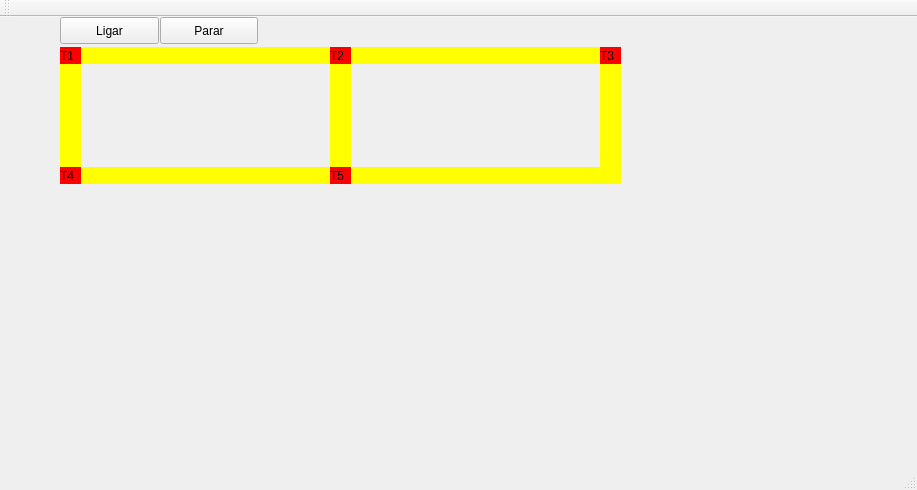
Old version of the form qt5_trem/mainwindow.ui in the repository jaumpedro214/deadlock_train_project.
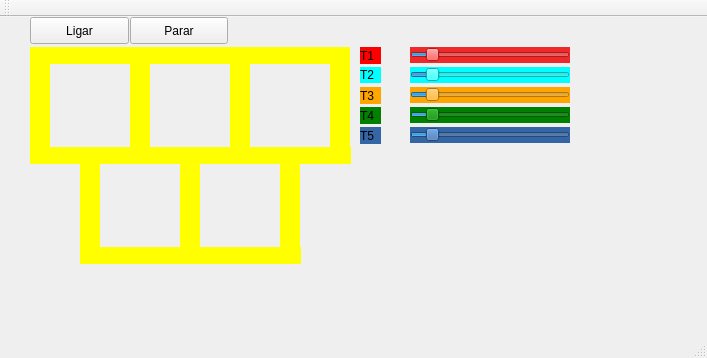
New version of the form.

Diff of the .ui file:
```diff
--- a/qt5_trem/mainwindow.ui
+++ b/qt5_trem/mainwindow.ui
@@ -6,69 +6,21 @@
    <rect>
     <x>0</x>
     <y>0</y>
-    <width>917</width>
-    <height>490</height>
+    <width>707</width>
+    <height>358</height>
    </rect>
   </property>
   <property name="windowTitle">
    <string>MainWindow</string>
   </property>
   <widget class="QWidget" name="centralWidget">
-   <widget class="QLabel" name="label_trem1">
+   <widget class="QLabel" name="zlabel_trilho1">
     <property name="geometry">
      <rect>
-      <x>60</x>
+      <x>30</x>
       <y>30</y>
-      <width>21</width>
+      <width>300</width>
       <height>17</height>
-     </rect>
-    </property>
-    <property name="styleSheet">
-     <string notr="true">QLabel { background: red}</string>
-    </property>
-    <property name="text">
-     <string>T1</string>
-    </property>
-   </widget>
-   <widget class="QLabel" name="label_trilho1">
-    <property name="geometry">
-     <rect>
-      <x>80</x>
-      <y>30</y>
-      <width>250</width>
-      <height>17</height>
-     </rect>
-    </property>
-    <property name="styleSheet">
-     <string notr="true">QLabel { background: yellow}</string>
-    </property>
-    <property name="text">
-     <string/>
-    </property>
-   </widget>
-   <widget class="QLabel" name="label_trilho2">
-    <property name="geometry">
-     <rect>
-      <x>80</x>
-      <y>150</y>
-      <width>250</width>
-      <height>17</height>
-     </rect>
-    </property>
-    <property name="styleSheet">
-     <string notr="true">QLabel { background: yellow}</string>
-    </property>
-    <property name="text">
-     <string/>
-    </property>
-   </widget>
-   <widget class="QLabel" name="label_trilho3">
-    <property name="geometry">
-     <rect>
-      <x>330</x>
-      <y>30</y>
-      <width>21</width>
-      <height>137</height>
      </rect>
     </property>
     <property name="styleSheet">
@@ -81,10 +33,10 @@
    <widget class="QLabel" name="label_trilho4">
     <property name="geometry">
      <rect>
-      <x>60</x>
+      <x>30</x>
       <y>30</y>
-      <width>21</width>
-      <height>137</height>
+      <width>20</width>
+      <height>100</height>
      </rect>
     </property>
     <property name="styleSheet">
@@ -97,7 +49,7 @@
    <widget class="QPushButton" name="pushButton">
     <property name="geometry">
      <rect>
-      <x>60</x>
+      <x>30</x>
       <y>0</y>
       <width>99</width>
       <height>27</height>
@@ -110,7 +62,7 @@
    <widget class="QPushButton" name="pushButton_2">
     <property name="geometry">
      <rect>
-      <x>160</x>
+      <x>130</x>
       <y>0</y>
       <width>98</width>
       <height>27</height>
@@ -123,10 +75,42 @@
    <widget class="QLabel" name="label_trilho4_2">
     <property name="geometry">
      <rect>
-      <x>600</x>
+      <x>130</x>
       <y>30</y>
-      <width>21</width>
-      <height>137</height>
+      <width>20</width>
+      <height>100</height>
+     </rect>
+    </property>
+    <property name="styleSheet">
+     <string notr="true">QLabel { background: yellow}</string>
+    </property>
+    <property name="text">
+     <string/>
+    </property>
+   </widget>
+   <widget class="QLabel" name="label_trilho4_3">
+    <property name="geometry">
+     <rect>
+      <x>230</x>
+      <y>30</y>
+      <width>20</width>
+      <height>100</height>
+     </rect>
+    </property>
+    <property name="styleSheet">
+     <string notr="true">QLabel { background: yellow}</string>
+    </property>
+    <property name="text">
+     <string/>
+    </property>
+   </widget>
+   <widget class="QLabel" name="label_trilho4_4">
+    <property name="geometry">
+     <rect>
+      <x>330</x>
+      <y>30</y>
+      <width>20</width>
+      <height>100</height>
      </rect>
     </property>
     <property name="styleSheet">
@@ -139,9 +123,9 @@
    <widget class="QLabel" name="label_trilho1_2">
     <property name="geometry">
      <rect>
-      <x>350</x>
-      <y>30</y>
-      <width>250</width>
+      <x>30</x>
+      <y>130</y>
+      <width>321</width>
       <height>17</height>
      </rect>
     </property>
@@ -155,10 +139,10 @@
    <widget class="QLabel" name="label_trilho2_2">
     <property name="geometry">
      <rect>
-      <x>350</x>
-      <y>150</y>
-      <width>250</width>
-      <height>17</height>
+      <x>80</x>
+      <y>130</y>
+      <width>20</width>
+      <height>100</height>
      </rect>
     </property>
     <property name="styleSheet">
@@ -168,59 +152,75 @@
      <string/>
     </property>
    </widget>
-   <widget class="QLabel" name="label_trem2">
+   <widget class="QLabel" name="label_trilho4_6">
     <property name="geometry">
      <rect>
-      <x>330</x>
-      <y>30</y>
-      <width>21</width>
+      <x>180</x>
+      <y>130</y>
+      <width>20</width>
+      <height>100</height>
+     </rect>
+    </property>
+    <property name="styleSheet">
+     <string notr="true">QLabel { background: yellow}</string>
+    </property>
+    <property name="text">
+     <string/>
+    </property>
+   </widget>
+   <widget class="QLabel" name="label_trilho4_7">
+    <property name="geometry">
+     <rect>
+      <x>280</x>
+      <y>130</y>
+      <width>20</width>
+      <height>100</height>
+     </rect>
+    </property>
+    <property name="styleSheet">
+     <string notr="true">QLabel { background: yellow}</string>
+    </property>
+    <property name="text">
+     <string/>
+    </property>
+   </widget>
+   <widget class="QLabel" name="label_trilho1_3">
+    <property name="geometry">
+     <rect>
+      <x>80</x>
+      <y>230</y>
+      <width>221</width>
       <height>17</height>
      </rect>
     </property>
     <property name="styleSheet">
-     <string notr="true">QLabel { background: red}</string>
+     <string notr="true">QLabel { background: yellow}</string>
     </property>
     <property name="text">
-     <string>T2</string>
+     <string/>
     </property>
    </widget>
    <widget class="QLabel" name="label_trem3">
     <property name="geometry">
      <rect>
-      <x>600</x>
-      <y>30</y>
+      <x>360</x>
+      <y>70</y>
       <width>21</width>
       <height>17</height>
      </rect>
     </property>
     <property name="styleSheet">
-     <string notr="true">QLabel { background: red}</string>
+     <string notr="true">QLabel { background: orange}</string>
     </property>
     <property name="text">
      <string>T3</string>
     </property>
    </widget>
-   <widget class="QLabel" name="label_trem4">
-    <property name="geometry">
-     <rect>
-      <x>60</x>
-      <y>150</y>
-      <width>21</width>
-      <height>17</height>
-     </rect>
-    </property>
-    <property name="styleSheet">
-     <string notr="true">QLabel { background: red}</string>
-    </property>
-    <property name="text">
-     <string>T4</string>
-    </property>
-   </widget>
    <widget class="QLabel" name="label_trem5">
     <property name="geometry">
      <rect>
-      <x>330</x>
-      <y>150</y>
+      <x>360</x>
+      <y>110</y>
       <width>21</width>
       <height>17</height>
      </rect>
@@ -240,9 +240,9 @@
        <colorrole role="Button">
         <brush brushstyle="SolidPattern">
          <color alpha="255">
-          <red>115</red>
-          <green>210</green>
-          <blue>22</blue>
+          <red>52</red>
+          <green>101</green>
+          <blue>164</blue>
          </color>
         </brush>
        </colorrole>
@@ -312,18 +312,18 @@
        <colorrole role="Base">
         <brush brushstyle="SolidPattern">
          <color alpha="255">
-          <red>255</red>
-          <green>255</green>
-          <blue>255</blue>
+          <red>52</red>
+          <green>101</green>
+          <blue>164</blue>
          </color>
         </brush>
        </colorrole>
        <colorrole role="Window">
         <brush brushstyle="SolidPattern">
          <color alpha="255">
-          <red>115</red>
-          <green>210</green>
-          <blue>22</blue>
+          <red>52</red>
+          <green>101</green>
+          <blue>164</blue>
          </color>
         </brush>
        </colorrole>
@@ -386,9 +386,9 @@
        <colorrole role="Button">
         <brush brushstyle="SolidPattern">
          <color alpha="255">
-          <red>115</red>
-          <green>210</green>
-          <blue>22</blue>
+          <red>52</red>
+          <green>101</green>
+          <blue>164</blue>
          </color>
         </brush>
        </colorrole>
@@ -458,18 +458,18 @@
        <colorrole role="Base">
         <brush brushstyle="SolidPattern">
          <color alpha="255">
-          <red>255</red>
-          <green>255</green>
-          <blue>255</blue>
+          <red>52</red>
+          <green>101</green>
+          <blue>164</blue>
          </color>
         </brush>
        </colorrole>
        <colorrole role="Window">
         <brush brushstyle="SolidPattern">
          <color alpha="255">
-          <red>115</red>
-          <green>210</green>
-          <blue>22</blue>
+          <red>52</red>
+          <green>101</green>
+          <blue>164</blue>
          </color>
         </brush>
        </colorrole>
@@ -532,9 +532,9 @@
        <colorrole role="Button">
         <brush brushstyle="SolidPattern">
          <color alpha="255">
-          <red>115</red>
-          <green>210</green>
-          <blue>22</blue>
+          <red>52</red>
+          <green>101</green>
+          <blue>164</blue>
          </color>
         </brush>
        </colorrole>
@@ -604,18 +604,18 @@
        <colorrole role="Base">
         <brush brushstyle="SolidPattern">
          <color alpha="255">
-          <red>115</red>
-          <green>210</green>
-          <blue>22</blue>
+          <red>52</red>
+          <green>101</green>
+          <blue>164</blue>
          </color>
         </brush>
        </colorrole>
        <colorrole role="Window">
         <brush brushstyle="SolidPattern">
          <color alpha="255">
-          <red>115</red>
-          <green>210</green>
-          <blue>22</blue>
+          <red>52</red>
+          <green>101</green>
+          <blue>164</blue>
          </color>
         </brush>
        </colorrole>
@@ -668,26 +668,200 @@
      </palette>
     </property>
     <property name="styleSheet">
-     <string notr="true">QLabel { background: red}</string>
+     <string notr="true">QLabel { background: rgb(52, 101, 164) }</string>
     </property>
     <property name="text">
      <string>T5</string>
     </property>
    </widget>
-   <zorder>label_trilho1</zorder>
-   <zorder>label_trilho2</zorder>
-   <zorder>label_trilho3</zorder>
-   <zorder>label_trilho4</zorder>
-   <zorder>label_trem1</zorder>
-   <zorder>pushButton</zorder>
-   <zorder>pushButton_2</zorder>
-   <zorder>label_trilho4_2</zorder>
-   <zorder>label_trilho1_2</zorder>
-   <zorder>label_trilho2_2</zorder>
-   <zorder>label_trem2</zorder>
-   <zorder>label_trem3</zorder>
-   <zorder>label_trem4</zorder>
-   <zorder>label_trem5</zorder>
+   <widget class="QLabel" name="label_trem1">
+    <property name="geometry">
+     <rect>
+      <x>360</x>
+      <y>30</y>
+      <width>21</width>
+      <height>17</height>
+     </rect>
+    </property>
+    <property name="styleSheet">
+     <string notr="true">QLabel { background: red}</string>
+    </property>
+    <property name="text">
+     <string>T1</string>
+    </property>
+   </widget>
+   <widget class="QLabel" name="label_trem2">
+    <property name="geometry">
+     <rect>
+      <x>360</x>
+      <y>50</y>
+      <width>21</width>
+      <height>16</height>
+     </rect>
+    </property>
+    <property name="styleSheet">
+     <string notr="true">QLabel { background: cyan}</string>
+    </property>
+    <property name="text">
+     <string>T2</string>
+    </property>
+   </widget>
+   <widget class="QLabel" name="label_trem4">
+    <property name="geometry">
+     <rect>
+      <x>360</x>
+      <y>90</y>
+      <width>21</width>
+      <height>17</height>
+     </rect>
+    </property>
+    <property name="styleSheet">
+     <string notr="true">QLabel { background: green}</string>
+    </property>
+    <property name="text">
+     <string>T4</string>
+    </property>
+   </widget>
+   <widget class="QSlider" name="VelocidadeTrem01">
+    <property name="geometry">
+     <rect>
+      <x>410</x>
+      <y>30</y>
+      <width>160</width>
+      <height>16</height>
+     </rect>
+    </property>
+    <property name="styleSheet">
+     <string notr="true">background-color: rgb(239, 41, 41);</string>
+    </property>
+    <property name="minimum">
+     <number>0</number>
+    </property>
+    <property name="maximum">
+     <number>100</number>
+    </property>
+    <property name="value">
+     <number>10</number>
+    </property>
+    <property name="orientation">
+     <enum>Qt::Horizontal</enum>
+    </property>
+    <property name="tickInterval">
+     <number>0</number>
+    </property>
+   </widget>
+   <widget class="QSlider" name="VelocidadeTrem02">
+    <property name="geometry">
+     <rect>
+      <x>410</x>
+      <y>50</y>
+      <width>160</width>
+      <height>16</height>
+     </rect>
+    </property>
+    <property name="styleSheet">
+     <string notr="true">background-color: cyan;</string>
+    </property>
+    <property name="minimum">
+     <number>0</number>
+    </property>
+    <property name="maximum">
+     <number>100</number>
+    </property>
+    <property name="value">
+     <number>10</number>
+    </property>
+    <property name="orientation">
+     <enum>Qt::Horizontal</enum>
+    </property>
+    <property name="tickInterval">
+     <number>0</number>
+    </property>
+   </widget>
+   <widget class="QSlider" name="VelocidadeTrem03">
+    <property name="geometry">
+     <rect>
+      <x>410</x>
+      <y>70</y>
+      <width>160</width>
+      <height>16</height>
+     </rect>
+    </property>
+    <property name="styleSheet">
+     <string notr="true">background-color: orange;</string>
+    </property>
+    <property name="minimum">
+     <number>0</number>
+    </property>
+    <property name="maximum">
+     <number>100</number>
+    </property>
+    <property name="value">
+     <number>10</number>
+    </property>
+    <property name="orientation">
+     <enum>Qt::Horizontal</enum>
+    </property>
+    <property name="tickInterval">
+     <number>0</number>
+    </property>
+   </widget>
+   <widget class="QSlider" name="VelocidadeTrem04">
+    <property name="geometry">
+     <rect>
+      <x>410</x>
+      <y>90</y>
+      <width>160</width>
+      <height>16</height>
+     </rect>
+    </property>
+    <property name="styleSheet">
+     <string notr="true">background-color: green;</string>
+    </property>
+    <property name="minimum">
+     <number>0</number>
+    </property>
+    <property name="maximum">
+     <number>100</number>
+    </property>
+    <property name="value">
+     <number>10</number>
+    </property>
+    <property name="orientation">
+     <enum>Qt::Horizontal</enum>
+    </property>
+    <property name="tickInterval">
+     <number>0</number>
+    </property>
+   </widget>
+   <widget class="QSlider" name="VelocidadeTrem05">
+    <property name="geometry">
+     <rect>
+      <x>410</x>
+      <y>110</y>
+      <width>160</width>
+      <height>16</height>
+     </rect>
+    </property>
+    <property name="styleSheet">
+     <string notr="true">background-color: rgb(52, 101, 164) ;</string>
+    </property>
+    <property name="minimum">
+     <number>0</number>
+    </property>
+    <property name="maximum">
+     <number>100</number>
+    </property>
+    <property name="value">
+     <number>10</number>
+    </property>
+    <property name="orientation">
+     <enum>Qt::Horizontal</enum>
+    </property>
+    <property name="tickInterval">
+     <number>0</number>
+    </property>
+   </widget>
   </widget>
   <widget class="QMenuBar" name="menuBar">
    <property name="geometry">
```
Left out of the diff: 4 changed lines with no effect on the pictures.
